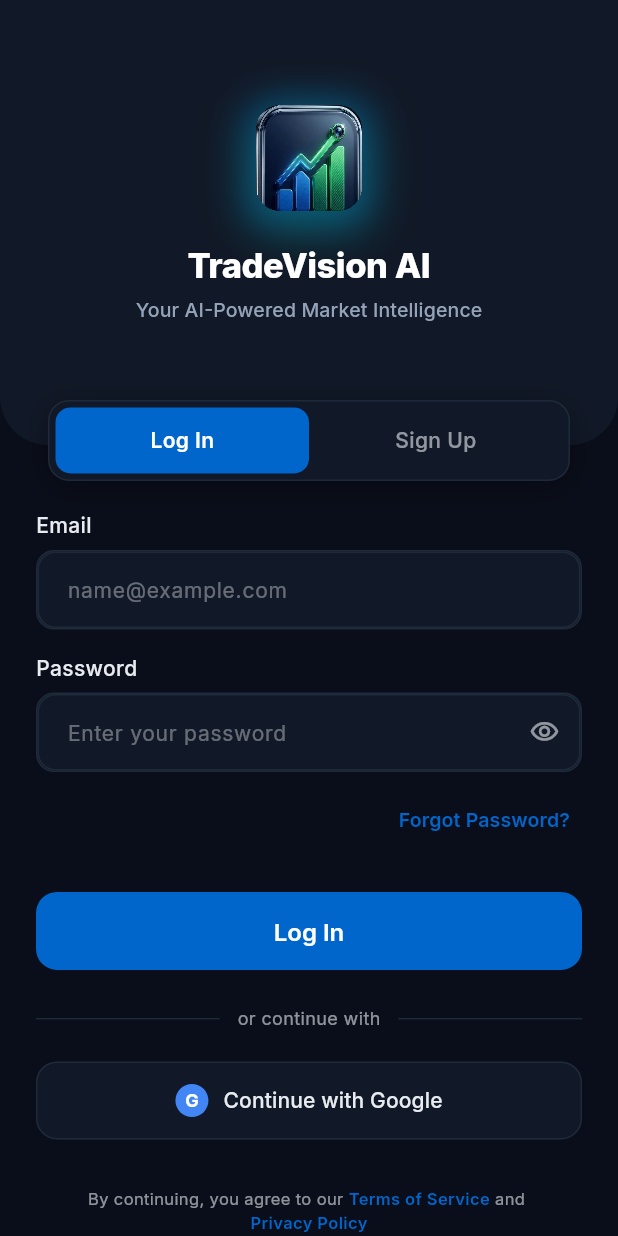
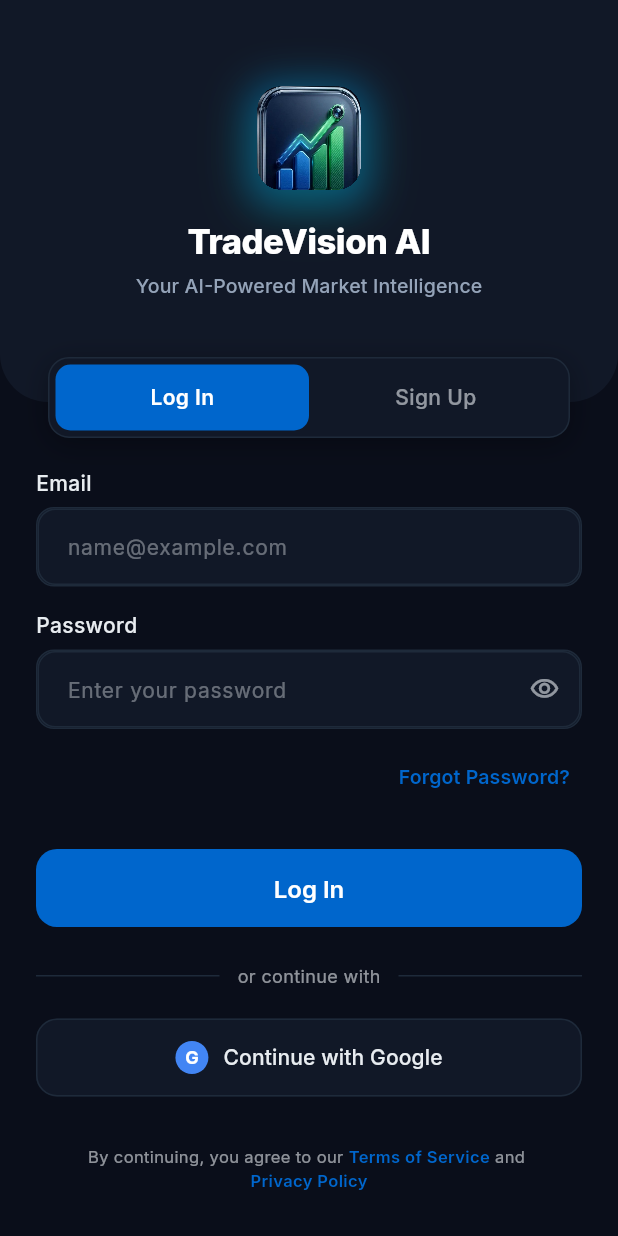
Before and after one commit to KrishnaBhundiya/TradeVision, a Flutter app: the AuthScreen screen opened by its route, on a phone screen of 412 x 824 dp. Run offline on Flutter 3.47's test engine with Material 3 defaults, Android fonts, the phone set to English and light mode, and no system bars; our stand-ins replace connectivity_plus, file_picker, fl_chart, flutter_riverpod, flutter_svg, go_router and 4 more; accounts and stored records are empty.

Commit message:
fix(auth): eliminate RenderFlex overflow ribbon on mobile keyboard open

```diff
--- a/frontend/lib/screens/auth/auth_screen.dart
+++ b/frontend/lib/screens/auth/auth_screen.dart
@@ -254,8 +254,9 @@ class _AuthScreenState extends ConsumerState<AuthScreen> {
 
   @override
   Widget build(BuildContext context) {
-    final double screenHeight = MediaQuery.of(context).size.height;
-    final double topHeaderHeight = screenHeight * 0.36;
+    // Fixed stable header height to prevent vertical collapse & RenderFlex overflow
+    // when software keyboard opens on mobile devices
+    const double topHeaderHeight = 268.0;
     final isDark = Theme.of(context).brightness == Brightness.dark;
 
     final bgColor = Theme.of(context).scaffoldBackgroundColor;
@@ -269,6 +270,7 @@ class _AuthScreenState extends ConsumerState<AuthScreen> {
     return Scaffold(
       backgroundColor: bgColor,
       body: SingleChildScrollView(
+        keyboardDismissBehavior: ScrollViewKeyboardDismissBehavior.onDrag,
         child: Center(
           child: ConstrainedBox(
             constraints: const BoxConstraints(maxWidth: 520),
@@ -290,15 +292,22 @@ class _AuthScreenState extends ConsumerState<AuthScreen> {
                         ),
                       ),
                       child: SafeArea(
+                        bottom: false,
+                        child: Padding(
+                          padding: const EdgeInsets.only(bottom: 24),
+                          child: FittedBox(
+                            fit: BoxFit.scaleDown,
+                            alignment: Alignment.center,
                             child: Column(
+                              mainAxisSize: MainAxisSize.min,
                               mainAxisAlignment: MainAxisAlignment.center,
                               children: [
                                 const SizedBox(height: 8),
                                 const TVLogoWidget(
                                   variant: LogoVariant.iconOnly,
-                          size: 82,
+                                  size: 80,
                                 ),
-                        const SizedBox(height: 14),
+                                const SizedBox(height: 12),
                                 Text(
                                   'TradeVision AI',
                                   style: GoogleFonts.inter(
@@ -318,8 +327,9 @@ class _AuthScreenState extends ConsumerState<AuthScreen> {
                                     letterSpacing: 0.1,
                                   ),
                                 ),
-                        const SizedBox(height: 24),
                               ],
+                            ),
+                          ),
                         ),
                       ),
                     ),
```
Lines whose indentation alone changed are shown as unchanged.
